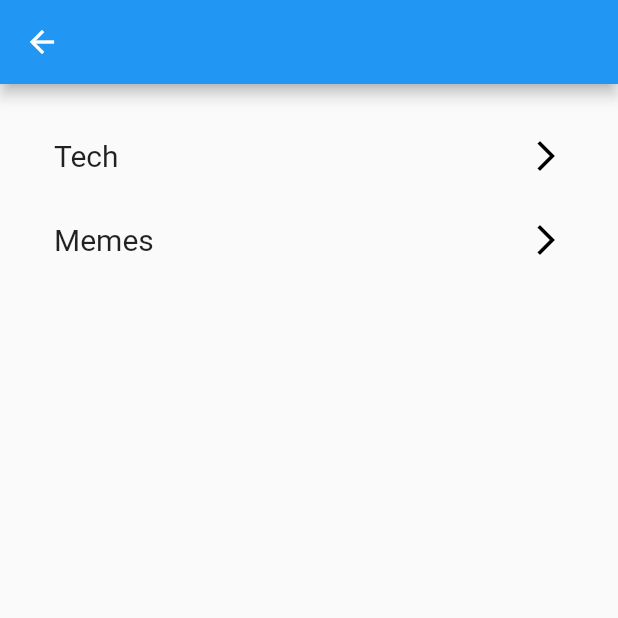
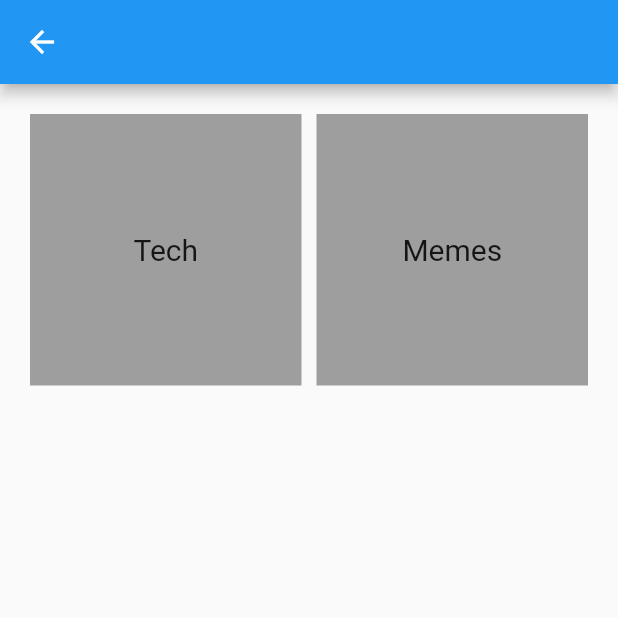
Before and after one commit to Anthony-10/storage, a Flutter app: the ImagesSelect screen opened directly, on a phone screen of 412 x 824 dp, the top half of it. Run offline on Flutter 3.47's test engine with Material 2 defaults, Android fonts, the phone set to English and light mode, and no system bars; our stand-ins replace cached_network_image, cloud_firestore, file_picker, firebase_auth, firebase_core, firebase_storage and 4 more; accounts and stored records are empty.

Commit message:
1. Update. a) tech.dart. b) image_display.dart. c) images_select.dart. d) tech.dart. f) dashbord_controller.dart.

```diff
--- a/lib/image/image_select/images_select.dart
+++ b/lib/image/image_select/images_select.dart
@@ -13,8 +13,47 @@ class ImagesSelect extends StatelessWidget {
     return Scaffold(
       appBar: AppBar(),
       body: Padding(
-        padding: const EdgeInsets.only(top: 20, left: 20, right: 20),
-        child: ListView(
+          padding: const EdgeInsets.only(top: 20, left: 20, right: 20),
+          child: GridView.count(
+            primary: false,
+            crossAxisSpacing: 10,
+            mainAxisSpacing: 10,
+            crossAxisCount: 2,
+            children: [
+              GestureDetector(
+                onTap: () {
+                  dashBordController.getImageGallery().whenComplete(() =>
+                      dashBordController.userImage(
+                          platform: "Tech", place: dashBordController.image));
+                },
+                child: Container(
+                  color: Colors.grey,
+                  child: const Center(
+                    child: Text(
+                      "Tech",
+                      style: TextStyle(fontSize: 20),
+                    ),
+                  ),
+                ),
+              ),
+              GestureDetector(
+                onTap: () {
+                  dashBordController.getImageGallery().whenComplete(() =>
+                      dashBordController.userImage(
+                          platform: "Meme", place: dashBordController.image));
+                },
+                child: Container(
+                  color: Colors.grey,
+                  child: const Center(
+                    child: Text(
+                      "Memes",
+                      style: TextStyle(fontSize: 20),
+                    ),
+                  ),
+                ),
+              )
+            ],
+          ) /*ListView(
           children: [
             ListTile(
               title: const Text(
@@ -45,8 +84,8 @@ class ImagesSelect extends StatelessWidget {
               },
             )
           ],
-        ),
-      ),
+        ),*/
+          ),
     );
   }
 }
```
Also changed, not shown: lib/dashbord_controller.dart (+11 -16 lines), lib/image/image_display/Meme.dart (+7 -17 lines), lib/image/image_display/image_display.dart (+36 -4 lines), lib/image/image_display/tech.dart (+7 -17 lines).
